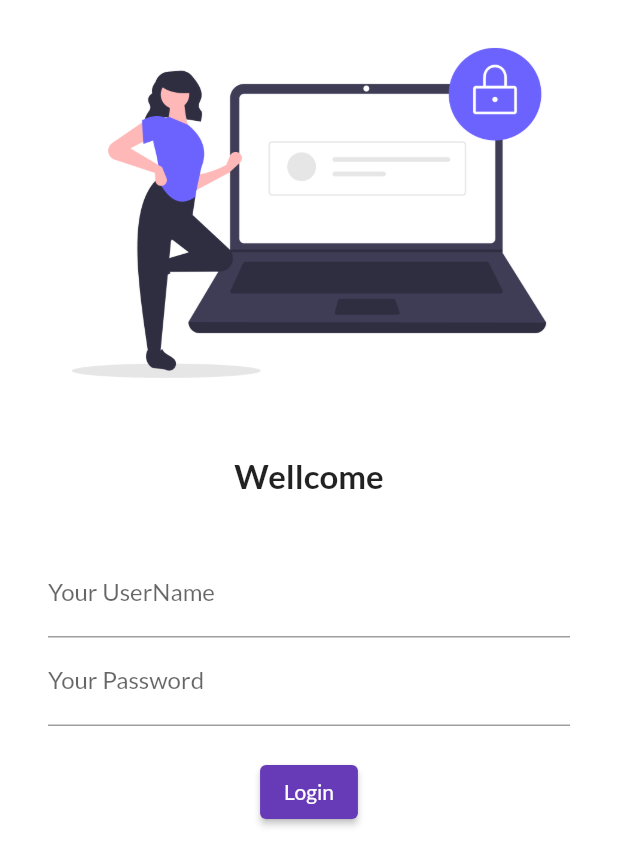
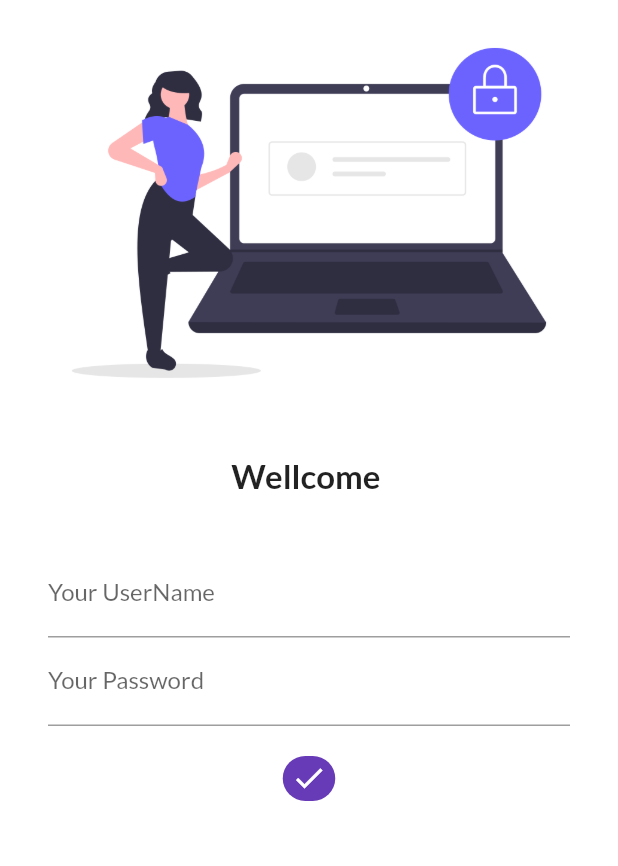
Before and after one commit to ashikulislamdev/learn_flutter, a Flutter app: the screen it shows after launch, after a tap on "Login", on a phone screen of 412 x 824 dp. Shown: the top 866 px of the screen. Run offline on Flutter 3.47's test engine with Material 2 defaults, Android fonts, the phone set to English and light mode, and no system bars; our stand-ins replace google_fonts.

Commit message:
Day 6 complete

```diff
--- a/lib/main.dart
+++ b/lib/main.dart
@@ -2,6 +2,7 @@ import 'package:flutter/material.dart';
 import 'package:google_fonts/google_fonts.dart';
 import 'package:learn_app/pages/home.dart';
 import 'package:learn_app/pages/login_page.dart';
+import 'package:learn_app/utlts/routes.dart';
 
 void main() {
   runApp(MyApp());
@@ -26,8 +27,8 @@ class MyApp extends StatelessWidget {
       initialRoute: '/',
       routes: {
         '/' : (context) => LoginPage(),
-        '/home' : (context) => HomaPage(),
-        'login' : (context) => LoginPage()
+        MyRoutes.homeRoute : (context) => HomaPage(),
+        MyRoutes.loginRoute : (context) => LoginPage()
       },
     );
   }
--- a/lib/pages/login_page.dart
+++ b/lib/pages/login_page.dart
@@ -1,18 +1,29 @@
 import 'package:flutter/material.dart';
+import 'package:learn_app/utlts/routes.dart';
 
-class LoginPage extends StatelessWidget {
+class LoginPage extends StatefulWidget {
   const LoginPage({ Key? key }) : super(key: key);
+
+  @override
+  _LoginPageState createState() => _LoginPageState();
+}
+
+class _LoginPageState extends State<LoginPage> {
+
+  String name = "";
+  bool loginBtnCng = false;
 
   @override
   Widget build(BuildContext context) {
     return Material(
       color: Colors.white,
+      child: SingleChildScrollView(   //for scrolling up to down  just testing by add image height
         child: Column(
           children: [
-          Image.asset("assets/images/login_image.png", fit: BoxFit.cover,),
+            Image.asset("assets/images/login_image.png", fit: BoxFit.cover),
             SizedBox(height: 20.0),
             Text(
-            "Wellcome",
+              "Wellcome $name",
               style: TextStyle(
                   fontWeight: FontWeight.bold,
                   fontSize: 22,
@@ -29,6 +40,12 @@ class LoginPage extends StatelessWidget {
                       hintText: "Enter UserName",
                       labelText: "Your UserName",
                     ),
+                    onChanged: (value){
+                      name = value;
+                      setState(() {
+
+                      });
+                    },
                   ),
                   TextFormField(
                     obscureText: true,
@@ -38,18 +55,53 @@ class LoginPage extends StatelessWidget {
                     ),
                   ),
                   SizedBox(height: 20.0),
-                ElevatedButton(
+
+                  InkWell(
+                    onTap: (){
+                      setState(() {
+                        loginBtnCng = true;
+                      });
+                      //Navigator.pushNamed(context, MyRoutes.homeRoute);
+                    },
+                    child: AnimatedContainer(
+                      duration: Duration(seconds: 1),
+                      width: loginBtnCng?35 : 100,
+                      height: loginBtnCng?30 : 40,
+                      alignment: Alignment.center,
+
+                      child:
+
+                      loginBtnCng?Icon(Icons.done, color: Colors.white,) :
+
+                      Text("Login",
+                        style: TextStyle(
+                          color: Colors.white,
+                          fontWeight: FontWeight.bold,
+                          fontSize: 18,
+                        ),
+                      ),
+                      decoration: BoxDecoration(
+                        color: Colors.deepPurple,
+                        //shape: loginBtnCng?BoxShape.rectangle : BoxShape.circle,
+                        borderRadius: BorderRadius.circular(loginBtnCng?50: 7),
+                      ),
+                    ),
+                  ),
+
+                  /* ElevatedButton(
                     onPressed: (){
-                    print("Finished !");
+                      Navigator.pushNamed(context, MyRoutes.homeRoute);
                     },
                     child: Text("Login"),
-                ),
+                    style: TextButton.styleFrom(minimumSize: Size(100, 40)),
+                  ), */
 
                 ],
               ),
             ),
           ],
         ),
+      ),
     );
   }
 }
--- /dev/null
+++ b/lib/utlts/routes.dart
@@ -0,0 +1,6 @@
+import 'package:learn_app/pages/home.dart';
+
+class MyRoutes{
+  static String loginRoute = '/login';
+  static String homeRoute = '/home';
+}
```
Lines whose indentation alone changed are shown as unchanged.
